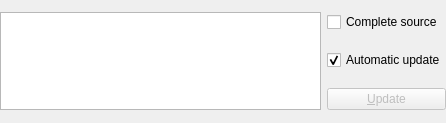
First picture: the form in src/frontends/qt4/ui/QViewSourceUi.ui, repository cburschka/lyx, before the edit.
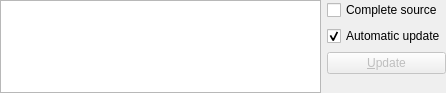
Second picture: the form after the edit.

Commit message: Add a vertical spacer for nice resizing.

What changed in the file:
```diff
--- a/src/frontends/qt4/ui/QViewSourceUi.ui
+++ b/src/frontends/qt4/ui/QViewSourceUi.ui
@@ -6,7 +6,7 @@
     <x>0</x>
     <y>0</y>
     <width>446</width>
-    <height>123</height>
+    <height>93</height>
    </rect>
   </property>
   <property name="windowTitle" >
@@ -19,17 +19,15 @@
    <property name="spacing" >
     <number>6</number>
    </property>
-   <item row="1" column="1" >
-    <widget class="QCheckBox" name="autoUpdateCB" >
-     <property name="text" >
-      <string>Automatic update</string>
-     </property>
-     <property name="checked" >
-      <bool>true</bool>
-     </property>
-    </widget>
-   </item>
    <item row="0" column="1" >
+    <layout class="QVBoxLayout" >
+     <property name="margin" >
+      <number>0</number>
+     </property>
+     <property name="spacing" >
+      <number>6</number>
+     </property>
+     <item>
     <widget class="QCheckBox" name="viewFullSourceCB" >
      <property name="cursor" >
       <cursor>0</cursor>
@@ -39,7 +37,17 @@
      </property>
     </widget>
    </item>
-   <item row="2" column="1" >
+     <item>
+      <widget class="QCheckBox" name="autoUpdateCB" >
+       <property name="text" >
+        <string>Automatic update</string>
+       </property>
+       <property name="checked" >
+        <bool>true</bool>
+       </property>
+      </widget>
+     </item>
+     <item>
     <widget class="QPushButton" name="updatePB" >
      <property name="enabled" >
       <bool>false</bool>
@@ -49,7 +57,22 @@
      </property>
     </widget>
    </item>
-   <item rowspan="3" row="0" column="0" >
+     <item>
+      <spacer>
+       <property name="orientation" >
+        <enum>Qt::Vertical</enum>
+       </property>
+       <property name="sizeHint" >
+        <size>
+         <width>20</width>
+         <height>40</height>
+        </size>
+       </property>
+      </spacer>
+     </item>
+    </layout>
+   </item>
+   <item row="0" column="0" >
     <widget class="QTextEdit" name="viewSourceTV" >
      <property name="whatsThis" >
       <string/>
```
Lines whose indentation alone changed are shown as unchanged.
